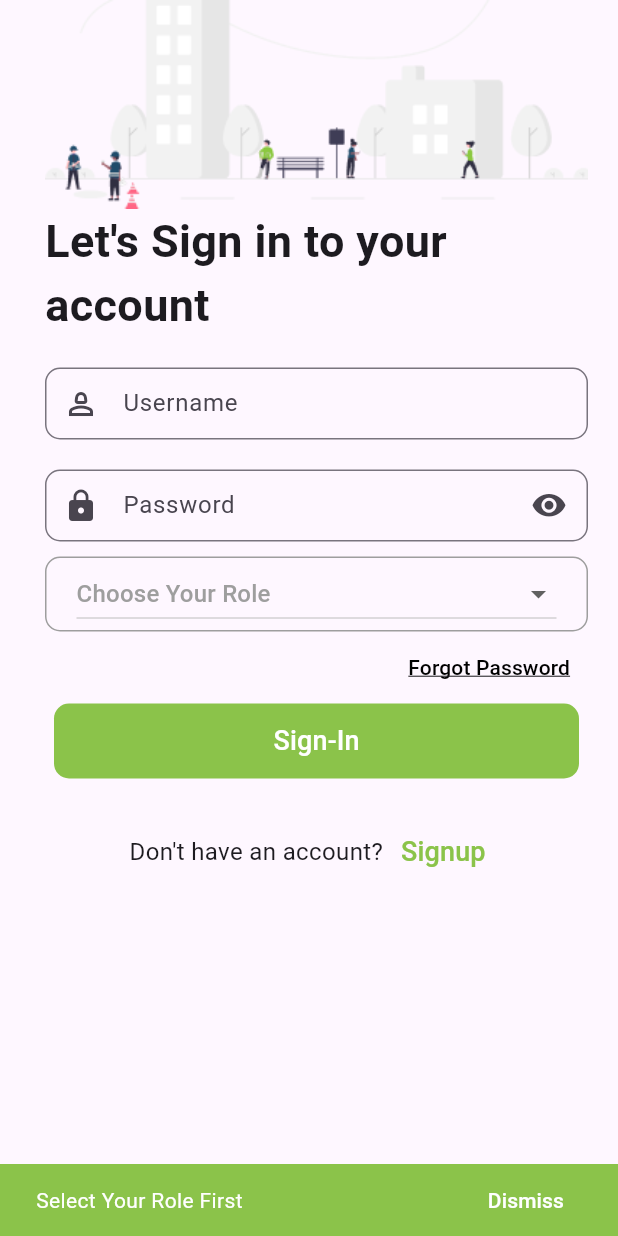
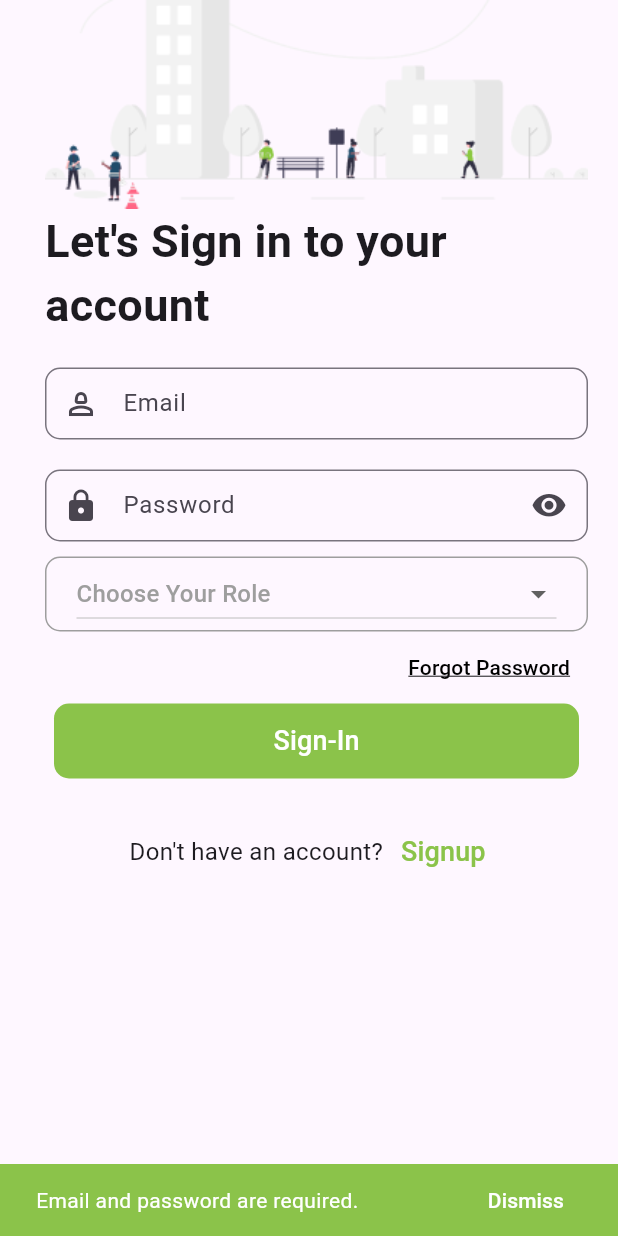
Before and after one commit to sachinkrr02/House_rent, a Flutter app: the Loginpage screen opened directly, after a tap on "Sign-In", on a phone screen of 412 x 824 dp. Run offline on Flutter 3.47's test engine with Material 3 defaults, Android fonts, the light colour scheme and no system bars; our stand-ins replace firebase_auth, firebase_core, firebase_database, font_awesome_flutter, go_router, google_fonts and 1 more; missing offline and left inert: mapbox_search; accounts and stored records are empty.

Commit message:
login and database

```diff
--- a/lib/main.dart
+++ b/lib/main.dart
@@ -9,7 +9,6 @@ void main() async {
   await Firebase.initializeApp(options: DefaultFirebaseOptions.currentPlatform);
   runApp(MyApp());
 }
-
 class MyApp extends StatelessWidget {
   const MyApp({super.key});
   @override
--- a/lib/pages/login/login.dart
+++ b/lib/pages/login/login.dart
@@ -19,38 +19,10 @@ class Loginpage extends StatefulWidget {
 }
 
 class _LoginpageState extends State<Loginpage> {
-  TextEditingController phoneController = TextEditingController();
+  TextEditingController emailController = TextEditingController();
   TextEditingController passwordController = TextEditingController();
   String value = "Choose Your Role";
-
-  // void sendOTP() async {
-  //   String phone = "+91" + phoneController.text.trim();
-  //   try {
-  //     await FirebaseAuth.instance.verifyPhoneNumber(
-  //       phoneNumber: phone,
-  //       verificationFailed: (ex) {
-  //         log(ex.code.toString());
-  //         _showErrorSnackbar("Error: ${ex.code}");
-  //       },
-  //       codeSent: (verificationId, resendToken) {
-  //         Navigator.push(
-  //           context,
-  //           MaterialPageRoute(
-  //             builder: (context) => OTP(
-  //               verificationId: verificationId,
-  //             ),
-  //           ),
-  //         );
-  //       },
-  //       verificationCompleted: (credential) {},
-  //       codeAutoRetrievalTimeout: (verificationId) {},
-  //       timeout: Duration(seconds: 30),
-  //     );
-  //   } catch (e) {
-  //     _showErrorSnackbar("Unexpected error occurred");
-  //     log("Unexpected error: $e");
-  //   }
-  // }
+  bool isLoading = false;
 
   void _showErrorSnackbar(String message) {
     ScaffoldMessenger.of(context).showSnackBar(
@@ -63,53 +35,60 @@ class _LoginpageState extends State<Loginpage> {
         backgroundColor: Colors.lightGreen,
         action: SnackBarAction(
           label: 'Dismiss',
-          onPressed: () {
-            // Add any action here if needed
-          },
+          textColor: Colors.white,
+          onPressed: () {},
         ),
       ),
     );
   }
 
-  /// password
   bool _obscured = false;
   final textFieldFocusNode = FocusNode();
   void _toggleObscured() {
     setState(() {
       _obscured = !_obscured;
-      if (textFieldFocusNode.hasPrimaryFocus)
-        return; // If focus is on text field, dont unfocus
-      textFieldFocusNode.canRequestFocus =
-          false; // Prevents focus if tap on eye
+      if (textFieldFocusNode.hasPrimaryFocus) return;
+      textFieldFocusNode.canRequestFocus = false;
     });
   }
 
-  void check() {
-    if (value == "Agent") {
-      Navigator.push(
-          context, MaterialPageRoute(builder: (context) => AgentHomePage()));
-    } else if (value == "Buyer") {
-      Navigator.push(
-          context, MaterialPageRoute(builder: (context) => HomePage()));
-    } else if (value == "Backend Team") {
-      Navigator.push(
-          context, MaterialPageRoute(builder: (context) => BackendHomePage()));
+  void signin() async {
+    var emailAddress = emailController.text.trim();
+    var password = passwordController.text.trim();
+
+    if (emailAddress.isEmpty || password.isEmpty) {
+      _showErrorSnackbar('Email and password are required.');
+      return;
+    }
+
+    setState(() {
+      isLoading = true;
+    });
+
+    try {
+      final credential = await FirebaseAuth.instance
+          .signInWithEmailAndPassword(email: emailAddress, password: password);
+
+      if (credential.user != null) {
+        Future.delayed(Duration(seconds: 2), () {
+          Navigator.popUntil(context, (route) => route.isFirst);
+          Navigator.pushReplacement(
+            context,
+            MaterialPageRoute(builder: (context) => HomePage()),
+          );
+        });
+      }
+    } on FirebaseAuthException catch (e) {
+      setState(() {
+        isLoading = false;
+      });
+      if (e.code == 'user-not-found') {
+        _showErrorSnackbar('No user found for that email.');
+      } else if (e.code == 'wrong-password') {
+        _showErrorSnackbar('Wrong password provided for that user.');
       } else {
-      ScaffoldMessenger.of(context).showSnackBar(
-        SnackBar(
-          content: Text(
-            "Select Your Role First",
-            style: TextStyle(color: Colors.white),
-          ),
-          duration: Duration(seconds: 5),
-          backgroundColor: Colors.lightGreen,
-          action: SnackBarAction(
-            label: 'Dismiss',
-            textColor: Colors.white,
-            onPressed: () {},
-          ),
-        ),
-      );
+        _showErrorSnackbar('Invalid Credentials');
+      }
     }
   }
 
@@ -133,13 +112,15 @@ class _LoginpageState extends State<Loginpage> {
                 height: 20,
               ),
               TextField(
+                controller: emailController,
                 keyboardType: TextInputType.text,
                 decoration: InputDecoration(
-                  hintText: "Username",
+                  hintText: "Email",
                   contentPadding: EdgeInsets.fromLTRB(10, 0, 10, 0),
                   prefixIcon: Icon(Icons.person_2_outlined),
                   border: OutlineInputBorder(
-                      borderRadius: BorderRadius.circular(10)),
+                    borderRadius: BorderRadius.circular(10),
+                  ),
                 ),
               ),
               SizedBox(
@@ -179,7 +160,8 @@ class _LoginpageState extends State<Loginpage> {
                 width: double.maxFinite,
                 decoration: BoxDecoration(
                   borderRadius: BorderRadius.circular(10),
-                    border: Border.all(color: Colors.grey, width: 1)),
+                  border: Border.all(color: Colors.grey, width: 1),
+                ),
                 child: DropdownButton<String>(
                   hint: value == ""
                       ? Text('Choose Your Role')
@@ -224,20 +206,25 @@ class _LoginpageState extends State<Loginpage> {
                 width: 350,
                 decoration: BoxDecoration(
                   color: Colors.lightGreen,
-                    borderRadius: BorderRadius.circular(10.0)),
-                child: ElevatedButton(
+                  borderRadius: BorderRadius.circular(10),
+                ),
+                child: isLoading
+                    ? Center(child: CircularProgressIndicator())
+                    : ElevatedButton(
                         onPressed: () {
-                    check();
+                          signin();
                         },
                         style: ElevatedButton.styleFrom(
                           backgroundColor: Colors.transparent,
-                      shadowColor: Colors.transparent),
+                          shadowColor: Colors.transparent,
+                        ),
                         child: const Text(
                           'Sign-In',
                           style: TextStyle(
                             color: Colors.white,
                             fontSize: 18,
-                        fontWeight: FontWeight.w500),
+                            fontWeight: FontWeight.w500,
+                          ),
                         ),
                       ),
               ),
--- a/lib/pages/splashScreen.dart
+++ b/lib/pages/splashScreen.dart
@@ -16,7 +16,8 @@ class _SplashScreenState extends State<SplashScreen> {
     double width = MediaQuery.of(context).size.width;
     double height = MediaQuery.of(context).size.height;
     return Scaffold(
-      body: Stack(
+      body: SafeArea(
+        child: Stack(
           children: <Widget>[
             Container(
               decoration: BoxDecoration(
@@ -39,7 +40,7 @@ class _SplashScreenState extends State<SplashScreen> {
                   end: FractionalOffset.bottomCenter,
                   colors: [
                     Colors.white70.withOpacity(0),
-                  Colors.blue,
+                    Color.fromRGBO(35, 78, 105, 1),
                   ],
                   stops: [0.0, 1.0],
                 ),
@@ -103,6 +104,7 @@ class _SplashScreenState extends State<SplashScreen> {
             ),
           ],
         ),
+      ),
     );
   }
 }
```
Also changed, not shown: lib/pages/login/register.dart (+120 -33 lines). Lines whose indentation alone changed are shown as unchanged.
